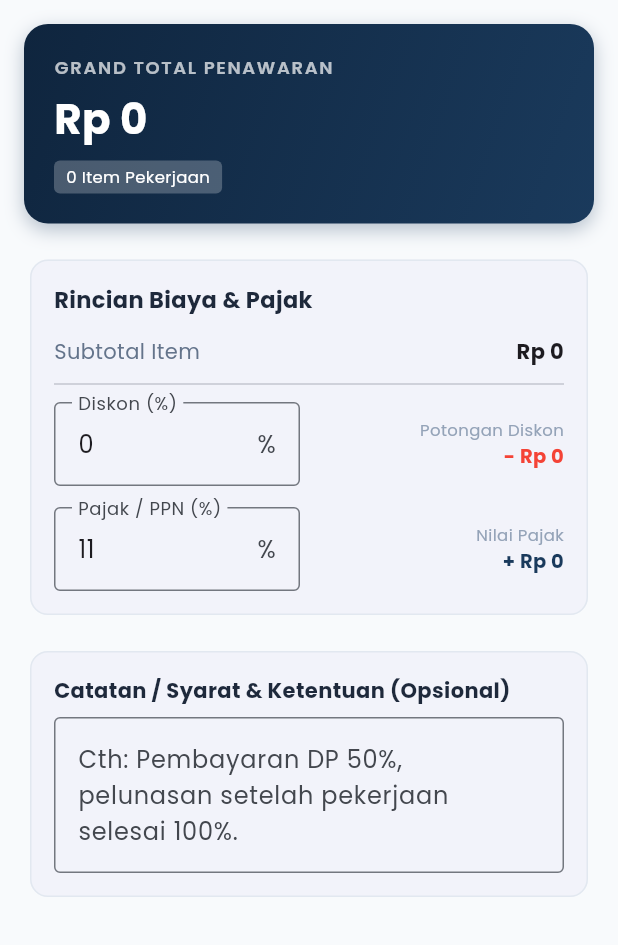
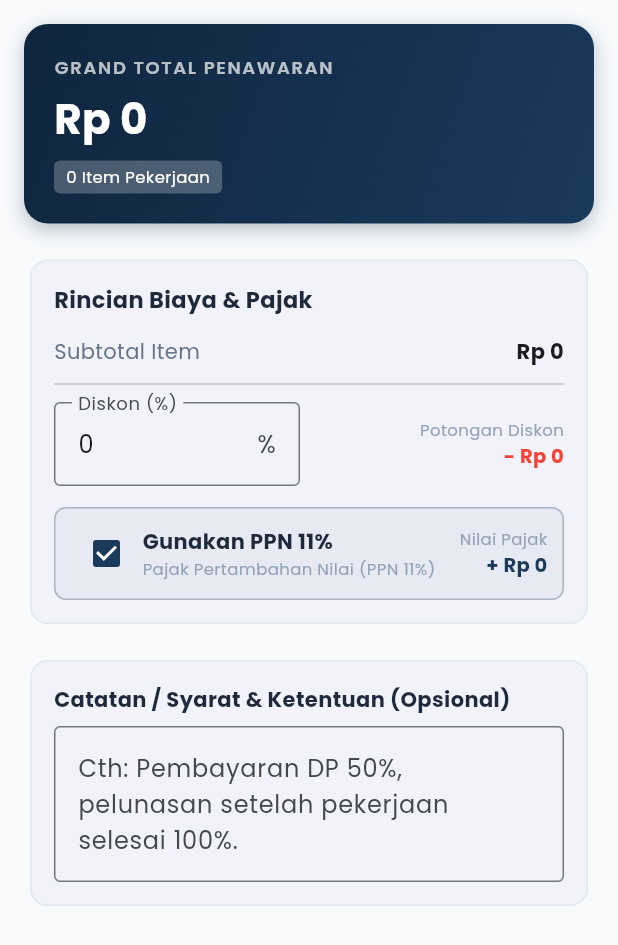
Before and after one commit to admfrmnsyh2001/ajs-app, a Flutter app: the SummaryStep widget shown alone on an empty page, opened directly, on a phone screen of 412 x 824 dp. Shown: the top 945 px of the screen. Run offline on Flutter 3.47's test engine with Material 3 defaults, Android fonts, the phone set to English and light mode, and no system bars; our stand-ins replace google_fonts, pdf, printing, sqflite, sqflite_common_ffi; accounts and stored records are empty.

Commit message:
Update Kop Surat PDF and replace PPN input with 11% checkbox toggle

```diff
--- a/lib/core/constants/app_strings.dart
+++ b/lib/core/constants/app_strings.dart
@@ -1,8 +1,11 @@
 class AppStrings {
   static const String appName = 'Penawaran Ku';
+  static const String companyAbbr = 'AJS';
   static const String companyDefaultName = 'Abadi Jaya Steel';
-  static const String companyDefaultAddress = 'Jl. Raya Industri No. 88, Jakarta';
-  static const String companyDefaultPhone = '0812-3456-7890';
+  static const String companyTagline = 'Spesialis besi & baja, kanopi, tangga, konstruksi bangunan dan lain-lain';
+  static const String companyContactInfo = 'Whatsapp : 08567876362 Amirudin, Jl Nangka 2 Pasir Putih Sawangan Kota depok';
+  static const String companyDefaultAddress = 'Jl Nangka 2 Pasir Putih Sawangan Kota depok';
+  static const String companyDefaultPhone = '08567876362';
   static const String companyDefaultEmail = 'info@abadijayasteel.com';
 
   // Common units for contractors & service providers
--- a/lib/features/quotation/create/create_quotation_provider.dart
+++ b/lib/features/quotation/create/create_quotation_provider.dart
@@ -219,6 +219,13 @@ class CreateQuotationProvider extends ChangeNotifier {
 
   // --- SUMMARY ACTIONS ---
 
+  bool get isTaxEnabled => _taxPercent > 0;
+
+  void toggleTax(bool enabled) {
+    _taxPercent = enabled ? 11.0 : 0.0;
+    notifyListeners();
+  }
+
   void updateDiscount(String value) {
     _discountPercent = double.tryParse(value) ?? 0.0;
     notifyListeners();
--- a/lib/features/quotation/create/widgets/summary_step.dart
+++ b/lib/features/quotation/create/widgets/summary_step.dart
@@ -149,41 +149,63 @@ class SummaryStep extends StatelessWidget {
                   ),
                   const SizedBox(height: 14),
 
-                  // Tax Input
-                  Row(
-                    children: [
-                      Expanded(
-                        flex: 6,
-                        child: TextField(
-                          controller: provider.taxController,
-                          keyboardType: const TextInputType.numberWithOptions(decimal: true),
-                          decoration: const InputDecoration(
-                            labelText: 'Pajak / PPN (%)',
-                            suffixText: '%',
-                            border: OutlineInputBorder(),
+                  // Tax Checkbox Row (PPN 11%)
+                  Container(
+                    padding: const EdgeInsets.symmetric(horizontal: 10, vertical: 6),
+                    decoration: BoxDecoration(
+                      color: provider.isTaxEnabled ? AppColors.primary.withOpacity(0.05) : Colors.grey[100],
+                      borderRadius: BorderRadius.circular(8),
+                      border: Border.all(
+                        color: provider.isTaxEnabled ? AppColors.primary.withOpacity(0.3) : AppColors.border,
+                      ),
+                    ),
+                    child: Row(
+                      children: [
+                        Checkbox(
+                          value: provider.isTaxEnabled,
+                          activeColor: AppColors.primary,
+                          onChanged: (val) => provider.toggleTax(val ?? false),
+                        ),
+                        Expanded(
+                          child: GestureDetector(
+                            onTap: () => provider.toggleTax(!provider.isTaxEnabled),
+                            child: const Column(
+                              crossAxisAlignment: CrossAxisAlignment.start,
+                              children: [
+                                Text(
+                                  'Gunakan PPN 11%',
+                                  style: TextStyle(
+                                    fontSize: 14,
+                                    fontWeight: FontWeight.bold,
+                                    color: AppColors.textPrimary,
+                                  ),
+                                ),
+                                Text(
+                                  'Pajak Pertambahan Nilai (PPN 11%)',
+                                  style: TextStyle(fontSize: 11, color: AppColors.textMuted),
+                                ),
+                              ],
+                            ),
                           ),
-                          onChanged: (val) => provider.updateTax(val),
                         ),
-                      ),
-                      const SizedBox(width: 12),
-                      Expanded(
-                        flex: 6,
-                        child: Column(
+                        Column(
                           crossAxisAlignment: CrossAxisAlignment.end,
                           children: [
                             const Text('Nilai Pajak', style: TextStyle(fontSize: 11, color: AppColors.textMuted)),
                             Text(
-                              '+ ${CurrencyFormatter.formatRupiah(provider.taxAmount)}',
-                              style: const TextStyle(
+                              provider.isTaxEnabled
+                                  ? '+ ${CurrencyFormatter.formatRupiah(provider.taxAmount)}'
+                                  : 'Rp 0',
+                              style: TextStyle(
                                 fontSize: 13,
                                 fontWeight: FontWeight.bold,
-                                color: AppColors.primary,
+                                color: provider.isTaxEnabled ? AppColors.primary : AppColors.textMuted,
                               ),
                             ),
                           ],
                         ),
-                      ),
-                    ],
+                      ],
+                    ),
                   ),
                 ],
               ),
```
Also changed, not shown: lib/core/utils/pdf_generator.dart (+23 -9 lines).
